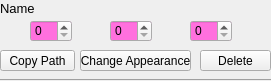
This is resources/NumberWidget.ui in witheria/StreamHelper.py as Qt 5 draws it before an edit. The edited form follows.
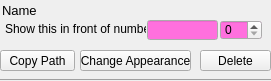
This is the edited form.

```diff
--- a/resources/NumberWidget.ui
+++ b/resources/NumberWidget.ui
@@ -77,8 +77,8 @@
    <widget class="QLabel" name="label">
     <property name="geometry">
      <rect>
-      <x>0</x>
-      <y>0</y>
+      <x>2</x>
+      <y>2</y>
       <width>171</width>
       <height>16</height>
      </rect>
@@ -211,30 +211,33 @@
    <widget class="QSpinBox" name="spinBox">
     <property name="geometry">
      <rect>
-      <x>30</x>
+      <x>220</x>
       <y>20</y>
       <width>42</width>
-      <height>22</height>
+      <height>20</height>
      </rect>
     </property>
    </widget>
-   <widget class="QSpinBox" name="spinBox_2">
+   <widget class="QLabel" name="label_2">
     <property name="geometry">
      <rect>
-      <x>110</x>
-      <y>20</y>
-      <width>42</width>
-      <height>22</height>
+      <x>5</x>
+      <y>21</y>
+      <width>141</width>
+      <height>16</height>
      </rect>
     </property>
+    <property name="text">
+     <string>Show this in front of number:</string>
+    </property>
    </widget>
-   <widget class="QSpinBox" name="spinBox_3">
+   <widget class="QLineEdit" name="lineEdit">
     <property name="geometry">
      <rect>
-      <x>190</x>
+      <x>147</x>
       <y>20</y>
-      <width>42</width>
-      <height>22</height>
+      <width>71</width>
+      <height>20</height>
      </rect>
     </property>
    </widget>
```
